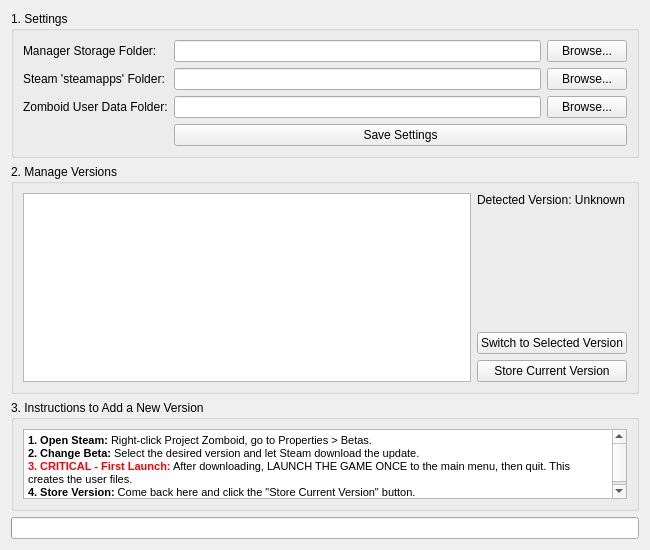
Before: the Qt Designer form ui/main_window.ui in MasterKraid/pz_version_manager, drawn with Qt 5.
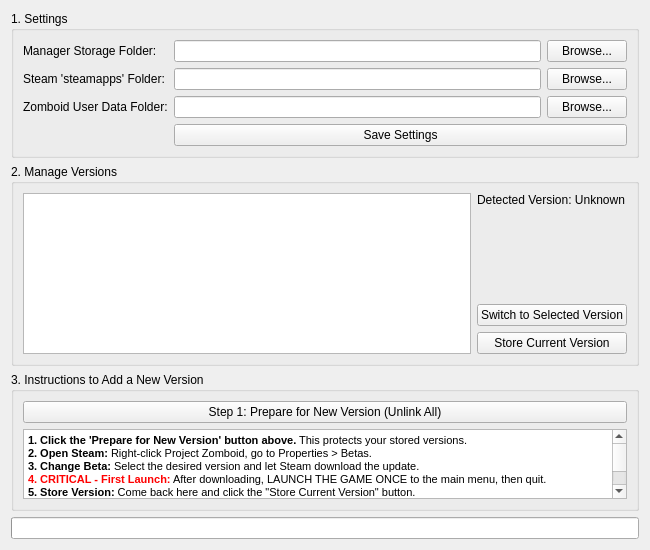
After: the same form once the commit is applied.

Commit message: fix: auto-symlink deprecated, add: new instruction in ui

```diff
--- a/ui/main_window.ui
+++ b/ui/main_window.ui
@@ -154,6 +154,13 @@
        <string>3. Instructions to Add a New Version</string>
       </property>
       <layout class="QVBoxLayout" name="verticalLayout_3">
+       <item>
+        <widget class="QPushButton" name="prepareNewVersionBtn">
+         <property name="text">
+          <string>Step 1: Prepare for New Version (Unlink All)</string>
+         </property>
+        </widget>
+       </item>
        <item>
         <widget class="QTextBrowser" name="instructionsText">
          <property name="html">
@@ -161,10 +168,12 @@
 &lt;html&gt;&lt;head&gt;&lt;meta name=&quot;qrichtext&quot; content=&quot;1&quot; /&gt;&lt;style type=&quot;text/css&quot;&gt;
 p, li { white-space: pre-wrap; }
 &lt;/style&gt;&lt;/head&gt;&lt;body style=&quot; font-family:'MS Shell Dlg 2'; font-size:8.25pt; font-weight:400; font-style:normal;&quot;&gt;
-&lt;p style=&quot; margin-top:0px; margin-bottom:0px; margin-left:0px; margin-right:0px; -qt-block-indent:0; text-indent:0px;&quot;&gt;&lt;span style=&quot; font-weight:600;&quot;&gt;1. Open Steam:&lt;/span&gt; Right-click Project Zomboid, go to Properties &amp;gt; Betas.&lt;/p&gt;
-&lt;p style=&quot; margin-top:0px; margin-bottom:0px; margin-left:0px; margin-right:0px; -qt-block-indent:0; text-indent:0px;&quot;&gt;&lt;span style=&quot; font-weight:600;&quot;&gt;2. Change Beta:&lt;/span&gt; Select the desired version and let Steam download the update.&lt;/p&gt;
-&lt;p style=&quot; margin-top:0px; margin-bottom:0px; margin-left:0px; margin-right:0px; -qt-block-indent:0; text-indent:0px;&quot;&gt;&lt;span style=&quot; font-weight:600; color:#ff0000;&quot;&gt;3. CRITICAL - First Launch:&lt;/span&gt; After downloading, LAUNCH THE GAME ONCE to the main menu, then quit. This creates the user files.&lt;/p&gt;
-&lt;p style=&quot; margin-top:0px; margin-bottom:0px; margin-left:0px; margin-right:0px; -qt-block-indent:0; text-indent:0px;&quot;&gt;&lt;span style=&quot; font-weight:600;&quot;&gt;4. Store Version:&lt;/span&gt; Come back here and click the &amp;quot;Store Current Version&amp;quot; button.&lt;/p&gt;&lt;/body&gt;&lt;/html&gt;</string>
+&lt;p style=&quot; margin-top:0px; margin-bottom:0px; margin-left:0px; margin-right:0px; -qt-block-indent:0; text-indent:0px;&quot;&gt;&lt;span style=&quot; font-weight:600;&quot;&gt;1. Click the 'Prepare for New Version' button above.&lt;/span&gt; This protects your stored versions.&lt;/p&gt;
+&lt;p style=&quot; margin-top:0px; margin-bottom:0px; margin-left:0px; margin-right:0px; -qt-block-indent:0; text-indent:0px;&quot;&gt;&lt;span style=&quot; font-weight:600;&quot;&gt;2. Open Steam:&lt;/span&gt; Right-click Project Zomboid, go to Properties &amp;gt; Betas.&lt;/p&gt;
+&lt;p style=&quot; margin-top:0px; margin-bottom:0px; margin-left:0px; margin-right:0px; -qt-block-indent:0; text-indent:0px;&quot;&gt;&lt;span style=&quot; font-weight:600;&quot;&gt;3. Change Beta:&lt;/span&gt; Select the desired version and let Steam download the update.&lt;/p&gt;
+&lt;p style=&quot; margin-top:0px; margin-bottom:0px; margin-left:0px; margin-right:0px; -qt-block-indent:0; text-indent:0px;&quot;&gt;&lt;span style=&quot; font-weight:600; color:#ff0000;&quot;&gt;4. CRITICAL - First Launch:&lt;/span&gt; After downloading, LAUNCH THE GAME ONCE to the main menu, then quit.&lt;/p&gt;
+&lt;p style=&quot; margin-top:0px; margin-bottom:0px; margin-left:0px; margin-right:0px; -qt-block-indent:0; text-indent:0px;&quot;&gt;&lt;span style=&quot; font-weight:600;&quot;&gt;5. Store Version:&lt;/span&gt; Come back here and click the &amp;quot;Store Current Version&amp;quot; button.&lt;/p&gt;
+&lt;p style=&quot; margin-top:0px; margin-bottom:0px; margin-left:0px; margin-right:0px; -qt-block-indent:0; text-indent:0px;&quot;&gt;&lt;span style=&quot; font-weight:600; color:#008000;&quot;&gt;6. Activate Version:&lt;/span&gt; The new version is now stored. Select it in the list above and click &lt;span style=&quot; font-weight:600;&quot;&gt;&amp;quot;Switch to Selected Version&amp;quot;&lt;/span&gt; to make it active.&lt;/p&gt;&lt;/body&gt;&lt;/html&gt;</string>
          </property>
         </widget>
        </item>
```
The commit also changes 2 other files.
